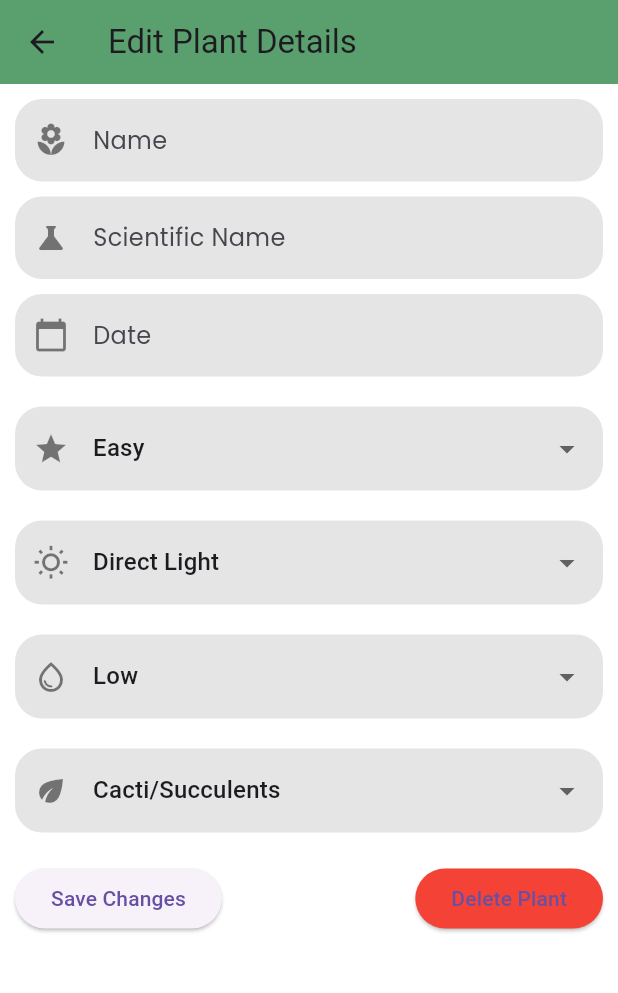
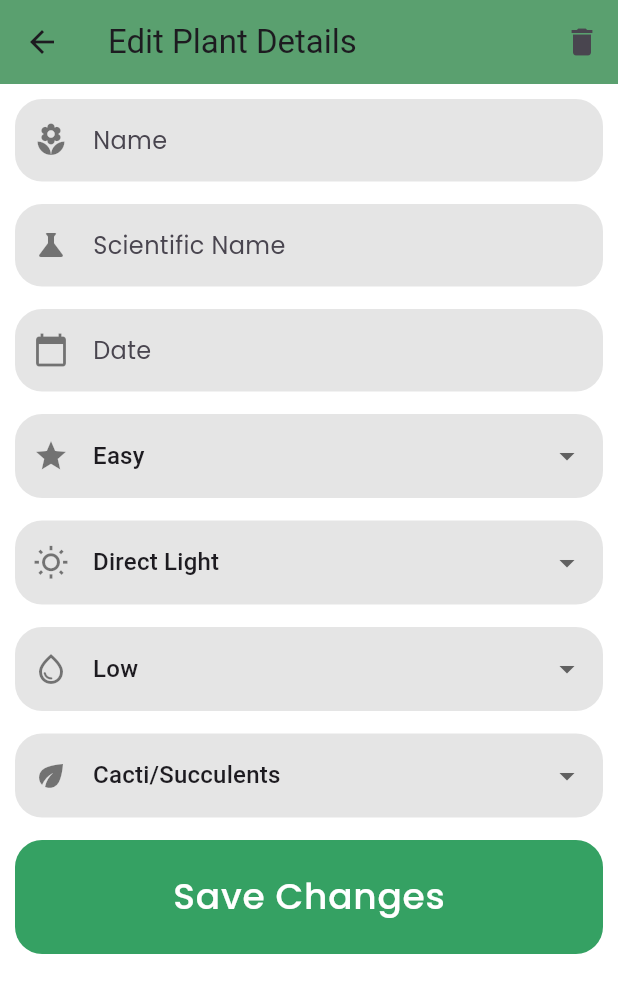
Before and after one commit to GeroStoewe/plant_friends, a Flutter app: the MyPlantsDetailsEditPage screen opened directly with empty values, on a phone screen of 412 x 824 dp. Shown: the top 993 px of the screen. Run offline on Flutter 3.47's test engine with Material 3 defaults, Android fonts, the phone set to English and light mode, and no system bars; our stand-ins replace auto_size_text, cloud_firestore, curved_labeled_navigation_bar, firebase_core, firebase_database, firebase_messaging and 5 more; accounts and stored records are empty.

Commit message:
-small design changes (my plants detail page)

```diff
--- a/lib/plants/my_plants_detail_page_edit.dart
+++ b/lib/plants/my_plants_detail_page_edit.dart
@@ -5,8 +5,8 @@ import 'package:flutter/material.dart';
 import 'package:intl/intl.dart';
 import '../calendar/calendar_functions.dart';
 import '../themes/colors.dart';
+import '../widgets/custom_button.dart';
 import '../widgets/custom_text_field.dart';
-import 'my_plants_page.dart';
 import 'plant.dart';
 
 class MyPlantsDetailsEditPage extends StatefulWidget {
@@ -107,7 +107,7 @@ class _MyPlantsDetailsEditPageState extends State<MyPlantsDetailsEditPage> {
   }
 
 
-  Future<void> _updatePlant() async {
+  Future<void> _updatePlant(BuildContext context) async {
     String originalWaterNeeds = widget.plant.plantData!.water ?? "Low"; // Original water needs
     bool waterNeedsChanged = originalWaterNeeds != _selectedWater;
 
@@ -255,7 +255,14 @@ class _MyPlantsDetailsEditPageState extends State<MyPlantsDetailsEditPage> {
   Widget build(BuildContext context) {
     return Scaffold(
       appBar: AppBar(
-        title: Text("Edit Plant Details"),
+        title: const Text("Edit Plant Details"),
+        actions: [
+          IconButton(
+            icon: const Icon(Icons.delete),
+            onPressed: _deletePlant,
+            tooltip: 'Delete Plant',
+          ),
+        ],
       ),
       body: Padding(
         padding: const EdgeInsets.all(10),
@@ -270,7 +277,7 @@ class _MyPlantsDetailsEditPageState extends State<MyPlantsDetailsEditPage> {
                 hintText: "Name",
                 obscureText: false,
               ),
-              const SizedBox(height: 10),
+              const SizedBox(height: 15),
 
               // Verwende das CustomTextField für den wissenschaftlichen Namen
               CustomTextField(
@@ -279,7 +286,7 @@ class _MyPlantsDetailsEditPageState extends State<MyPlantsDetailsEditPage> {
                 hintText: "Scientific Name",
                 obscureText: false,
               ),
-              const SizedBox(height: 10),
+              const SizedBox(height: 15),
 
               // Verwende ein TextField mit einem Kalender-Icon für das Datum
               GestureDetector(
@@ -293,7 +300,7 @@ class _MyPlantsDetailsEditPageState extends State<MyPlantsDetailsEditPage> {
                   ),
                 ),
               ),
-              const SizedBox(height: 20),
+              const SizedBox(height: 15),
 
               // Dropdown für die Schwierigkeit
               DropdownButtonFormField<String>(
@@ -325,7 +332,7 @@ class _MyPlantsDetailsEditPageState extends State<MyPlantsDetailsEditPage> {
                   });
                 },
               ),
-              const SizedBox(height: 20),
+              const SizedBox(height: 15),
 
               // Dropdown für Light
               DropdownButtonFormField<String>(
@@ -358,7 +365,7 @@ class _MyPlantsDetailsEditPageState extends State<MyPlantsDetailsEditPage> {
                   });
                 },
               ),
-              const SizedBox(height: 20),
+              const SizedBox(height: 15),
 
               // Dropdown für Water
               DropdownButtonFormField<String>(
@@ -390,7 +397,7 @@ class _MyPlantsDetailsEditPageState extends State<MyPlantsDetailsEditPage> {
                   });
                 },
               ),
-              const SizedBox(height: 20),
+              const SizedBox(height: 15),
 
               // Dropdown für Plant Type
               DropdownButtonFormField<String>(
@@ -426,21 +433,12 @@ class _MyPlantsDetailsEditPageState extends State<MyPlantsDetailsEditPage> {
                   });
                 },
               ),
-              const SizedBox(height: 20),
-
-              Row(
-                mainAxisAlignment: MainAxisAlignment.spaceBetween,
-                children: [
-                  ElevatedButton(
-                    onPressed: _updatePlant,
-                    child: const Text("Save Changes"),
-                  ),
-                  ElevatedButton(
-                    onPressed: _deletePlant,
-                    style: ElevatedButton.styleFrom(backgroundColor: Colors.red),
-                    child: const Text("Delete Plant"),
-                  ),
-                ],
+              const SizedBox(height: 15),
+              Center(
+                child: CustomButton(
+                  text: 'Save Changes',
+                  onTap: () => _updatePlant(context),
+                ),
               ),
             ],
           ),
```
